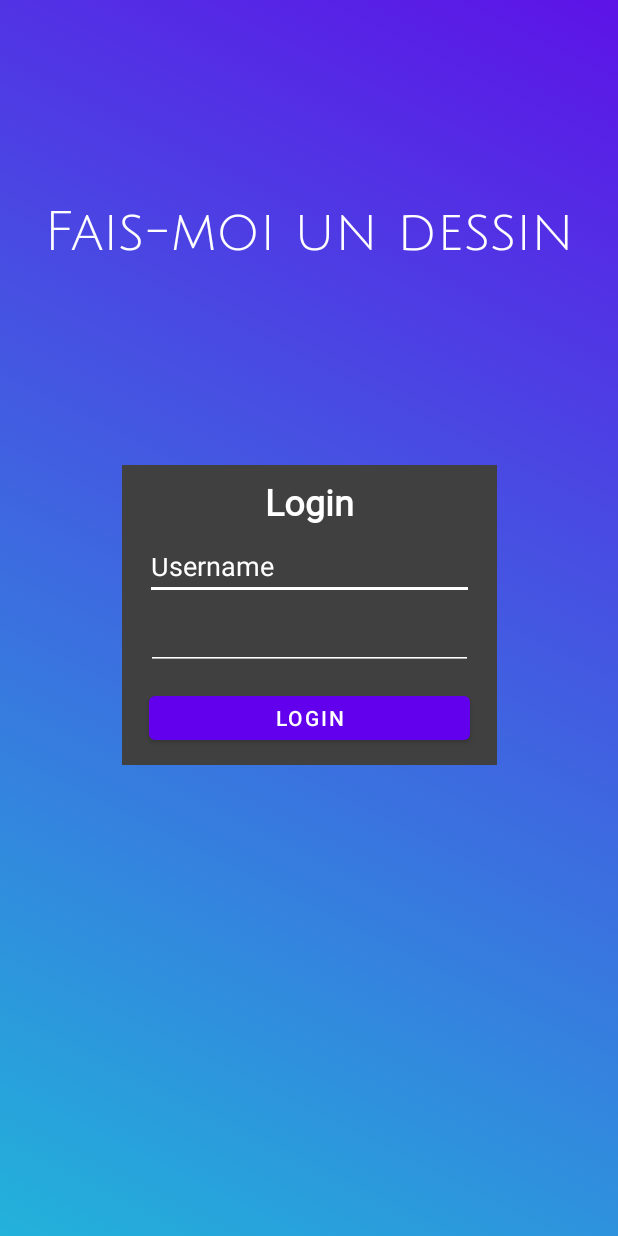
After one commit to simonayotte/guess-the-drawing, an Android app: the layout activity_login.xml on its own in the app's theme, with its tools: preview values and no code run, on a phone screen of 412 x 824 dp. The commit adds this screen. Run offline under Robolectric (Android 15) with nearby library versions, the phone set to English and light mode, and no system bars.

Commit message:
[AB] (dev): Android - Ajout de la page de connection et du routage vers la page principale

```diff
--- a/client_leger/app/src/main/AndroidManifest.xml
+++ b/client_leger/app/src/main/AndroidManifest.xml
@@ -10,12 +10,16 @@
         android:roundIcon="@mipmap/ic_launcher_round"
         android:supportsRtl="true"
         android:theme="@style/Theme.Client_leger">
-        <activity android:name=".MainActivity">
+        <activity android:name=".Login"
+            android:screenOrientation="landscape">
             <intent-filter>
                 <action android:name="android.intent.action.MAIN" />
-
                 <category android:name="android.intent.category.LAUNCHER" />
             </intent-filter>
+        </activity>
+        <activity android:name=".MainActivity"
+            android:screenOrientation="landscape">
+
         </activity>
     </application>
 
--- /dev/null
+++ b/client_leger/app/src/main/java/com/example/client_leger/Login.kt
@@ -0,0 +1,31 @@
+package com.example.client_leger
+
+import android.content.Intent
+import android.graphics.drawable.AnimationDrawable
+import androidx.appcompat.app.AppCompatActivity
+import android.os.Bundle
+import android.view.View
+import android.widget.Button
+import android.widget.EditText
+import androidx.constraintlayout.widget.ConstraintLayout
+
+class Login : AppCompatActivity() {
+    override fun onCreate(savedInstanceState: Bundle?) {
+        super.onCreate(savedInstanceState)
+        setContentView(R.layout.activity_login)
+
+        val loginButton = findViewById<Button>(R.id.loginButton)
+        loginButton.setOnClickListener {
+            val intent = Intent(this, MainActivity::class.java)
+            // start your next activity
+            startActivity(intent)
+        }
+
+        val background = findViewById<ConstraintLayout>(R.id.loginColorChange)
+        val frameAnimation = background.background as AnimationDrawable
+        frameAnimation.setEnterFadeDuration(2000)
+        frameAnimation.setExitFadeDuration(4000)
+        frameAnimation.start()
+
+    }
+}
--- a/client_leger/app/src/main/java/com/example/client_leger/MainActivity.kt
+++ b/client_leger/app/src/main/java/com/example/client_leger/MainActivity.kt
@@ -1,7 +1,9 @@
 package com.example.client_leger
 
+import android.content.Intent
 import androidx.appcompat.app.AppCompatActivity
 import android.os.Bundle
+import android.widget.Button
 import dagger.hilt.android.AndroidEntryPoint
 import javax.inject.Inject
 
@@ -15,6 +17,12 @@ class MainActivity : AppCompatActivity() {
         super.onCreate(savedInstanceState)
         setContentView(R.layout.activity_main)
         println(someClass.printSomething())
+        val disconnectButton = findViewById<Button>(R.id.mainDisconnectButton)
+        disconnectButton.setOnClickListener {
+            val intent = Intent(this, Login::class.java)
+            // start your next activity
+            startActivity(intent)
+        }
     }
 }
 
--- /dev/null
+++ b/client_leger/app/src/main/res/drawable/gradient_1.xml
@@ -0,0 +1,7 @@
+<?xml version="1.0" encoding="utf-8"?>
+<shape xmlns:android="http://schemas.android.com/apk/res/android">
+    <gradient
+            android:angle="225"
+            android:endColor="#22b2da"
+            android:startColor="#5d13e7" />
+</shape>
--- /dev/null
+++ b/client_leger/app/src/main/res/drawable/gradient_2.xml
@@ -0,0 +1,7 @@
+<?xml version="1.0" encoding="utf-8"?>
+<shape xmlns:android="http://schemas.android.com/apk/res/android">
+    <gradient
+            android:angle="225"
+            android:endColor="#f0d43a"
+            android:startColor="#22b2da" />
+</shape>
--- /dev/null
+++ b/client_leger/app/src/main/res/drawable/gradient_3.xml
@@ -0,0 +1,7 @@
+<?xml version="1.0" encoding="utf-8"?>
+<shape xmlns:android="http://schemas.android.com/apk/res/android">
+    <gradient
+            android:angle="225"
+            android:endColor="#f23557"
+            android:startColor="#f0d43a" />
+</shape>
--- /dev/null
+++ b/client_leger/app/src/main/res/drawable/gradient_4.xml
@@ -0,0 +1,7 @@
+<?xml version="1.0" encoding="utf-8"?>
+<shape xmlns:android="http://schemas.android.com/apk/res/android">
+    <gradient
+            android:angle="225"
+            android:endColor="#f0d43a"
+            android:startColor="#f23557" />
+</shape>
--- /dev/null
+++ b/client_leger/app/src/main/res/drawable/gradient_5.xml
@@ -0,0 +1,7 @@
+<?xml version="1.0" encoding="utf-8"?>
+<shape xmlns:android="http://schemas.android.com/apk/res/android">
+    <gradient
+            android:angle="225"
+            android:endColor="#22b2da"
+            android:startColor="#f0d43a" />
+</shape>
--- /dev/null
+++ b/client_leger/app/src/main/res/drawable/gradient_6.xml
@@ -0,0 +1,7 @@
+<?xml version="1.0" encoding="utf-8"?>
+<shape xmlns:android="http://schemas.android.com/apk/res/android">
+    <gradient
+            android:angle="225"
+            android:endColor="#5d13e7"
+            android:startColor="#22b2da" />
+</shape>
--- /dev/null
+++ b/client_leger/app/src/main/res/drawable/gradient_list.xml
@@ -0,0 +1,20 @@
+<?xml version="1.0" encoding="utf-8"?>
+<animation-list xmlns:android="http://schemas.android.com/apk/res/android">
+    <item android:drawable="@drawable/gradient_1"
+        android:duration="4000"/>
+
+    <item android:drawable="@drawable/gradient_2"
+        android:duration="4000"/>
+
+    <item android:drawable="@drawable/gradient_3"
+        android:duration="4000"/>
+
+    <item android:drawable="@drawable/gradient_4"
+        android:duration="4000"/>
+
+    <item android:drawable="@drawable/gradient_5"
+        android:duration="4000"/>
+
+    <item android:drawable="@drawable/gradient_6"
+        android:duration="4000"/>
+</animation-list>
--- /dev/null
+++ b/client_leger/app/src/main/res/layout/activity_login.xml
@@ -0,0 +1,93 @@
+<?xml version="1.0" encoding="utf-8"?>
+<androidx.constraintlayout.widget.ConstraintLayout xmlns:android="http://schemas.android.com/apk/res/android"
+    xmlns:app="http://schemas.android.com/apk/res-auto"
+    xmlns:tools="http://schemas.android.com/tools"
+    android:layout_width="match_parent"
+    android:layout_height="match_parent"
+    android:id="@+id/loginColorChange"
+    android:background="@drawable/gradient_list"
+    tools:context=".Login">
+
+    <TextView
+        android:id="@+id/loginAppName"
+        android:layout_width="wrap_content"
+        android:layout_height="wrap_content"
+        android:ems="10"
+        android:fontFamily="@font/julius_sans_one"
+        android:text="Fais-moi un dessin"
+        android:textAlignment="center"
+        android:textColor="#FFFFFF"
+        android:textSize="36sp"
+        app:layout_constraintBottom_toTopOf="@+id/loginView"
+        app:layout_constraintEnd_toEndOf="parent"
+        app:layout_constraintHorizontal_bias="0.5"
+        app:layout_constraintStart_toStartOf="parent"
+        app:layout_constraintTop_toTopOf="parent" />
+
+    <View
+        android:id="@+id/loginView"
+        android:layout_width="250dp"
+        android:layout_height="200dp"
+        android:background="#404040"
+        app:layout_constraintBottom_toBottomOf="parent"
+        app:layout_constraintEnd_toEndOf="parent"
+        app:layout_constraintStart_toStartOf="parent"
+        app:layout_constraintTop_toTopOf="parent"
+        app:layout_constraintVertical_bias="0.497" />
+
+    <TextView
+        android:id="@+id/loginText"
+        android:layout_width="wrap_content"
+        android:layout_height="wrap_content"
+        android:layout_marginTop="8dp"
+        android:fontFamily="@font/roboto"
+        android:text="Login"
+        android:textColor="#FFFFFF"
+        android:textSize="24sp"
+        android:textStyle="bold"
+        app:layout_constraintBottom_toBottomOf="@+id/loginView"
+        app:layout_constraintEnd_toEndOf="@+id/loginView"
+        app:layout_constraintHorizontal_bias="0.5"
+        app:layout_constraintStart_toStartOf="@+id/loginView"
+        app:layout_constraintTop_toTopOf="@+id/loginView"
+        app:layout_constraintVertical_bias="0.0" />
+
+    <com.google.android.material.textfield.TextInputEditText
+        android:id="@+id/loginUsername"
+        android:layout_width="219dp"
+        android:layout_height="38dp"
+        android:backgroundTint="#FFFFFF"
+        android:drawableTint="#FFFFFF"
+        android:hint="Username"
+        android:textColor="#FFFFFF"
+        android:textColorHint="#FFFFFF"
+        app:layout_constraintBottom_toBottomOf="@+id/loginView"
+        app:layout_constraintEnd_toEndOf="@+id/loginView"
+        app:layout_constraintStart_toStartOf="@+id/loginView"
+        app:layout_constraintTop_toTopOf="@+id/loginView"
+        app:layout_constraintVertical_bias="0.32" />
+
+    <EditText
+        android:id="@+id/loginPassword"
+        android:layout_width="218dp"
+        android:layout_height="44dp"
+        android:backgroundTint="#FFFFFF"
+        android:ems="10"
+        android:inputType="textPassword"
+        app:layout_constraintBottom_toBottomOf="@+id/loginView"
+        app:layout_constraintEnd_toEndOf="@+id/loginView"
+        app:layout_constraintStart_toStartOf="@+id/loginView"
+        app:layout_constraintTop_toTopOf="@+id/loginText"
+        app:layout_constraintVertical_bias="0.57" />
+
+    <Button
+        android:id="@+id/loginButton"
+        android:layout_width="214dp"
+        android:layout_height="41dp"
+        android:text="Login"
+        app:iconTint="#303030"
+        app:layout_constraintBottom_toBottomOf="@+id/loginView"
+        app:layout_constraintEnd_toEndOf="@+id/loginView"
+        app:layout_constraintStart_toStartOf="@+id/loginView"
+        app:layout_constraintTop_toBottomOf="@+id/loginPassword" />
+</androidx.constraintlayout.widget.ConstraintLayout>
--- a/client_leger/app/src/main/res/layout/activity_main.xml
+++ b/client_leger/app/src/main/res/layout/activity_main.xml
@@ -7,10 +7,11 @@
     tools:context=".MainActivity">
 
     <TextView
-        android:text="Fais-moi un dessin"
+        android:id="@+id/textView"
         android:layout_width="300dp"
         android:layout_height="50dp"
         android:gravity="center"
+        android:text="Fais-moi un dessin"
         app:layout_constraintBottom_toBottomOf="parent"
         app:layout_constraintHorizontal_bias="0.498"
         app:layout_constraintLeft_toLeftOf="parent"
@@ -18,4 +19,14 @@
         app:layout_constraintTop_toTopOf="parent"
         app:layout_constraintVertical_bias="0.102" />
 
+    <Button
+        android:id="@+id/mainDisconnectButton"
+        android:layout_width="wrap_content"
+        android:layout_height="wrap_content"
+        android:text="Disconnect"
+        app:layout_constraintBottom_toBottomOf="parent"
+        app:layout_constraintEnd_toEndOf="parent"
+        app:layout_constraintStart_toStartOf="parent"
+        app:layout_constraintTop_toTopOf="parent" />
+
 </androidx.constraintlayout.widget.ConstraintLayout>
--- a/client_leger/app/src/main/res/values/themes.xml
+++ b/client_leger/app/src/main/res/values/themes.xml
@@ -1,6 +1,6 @@
 <resources xmlns:tools="http://schemas.android.com/tools">
     <!-- Base application theme. -->
-    <style name="Theme.Client_leger" parent="Theme.MaterialComponents.DayNight.DarkActionBar">
+    <style name="Theme.Client_leger" parent="Theme.MaterialComponents.DayNight.NoActionBar">
         <!-- Primary brand color. -->
         <item name="colorPrimary">@color/purple_500</item>
         <item name="colorPrimaryVariant">@color/purple_700</item>
--- a/client_leger/build.gradle
+++ b/client_leger/build.gradle
@@ -7,7 +7,7 @@ buildscript {
         jcenter()
     }
     dependencies {
-        classpath "com.android.tools.build:gradle:4.1.1"
+        classpath 'com.android.tools.build:gradle:4.1.2'
         classpath "org.jetbrains.kotlin:kotlin-gradle-plugin:$kotlin_version"
         classpath "com.google.dagger:hilt-android-gradle-plugin:$hilt_version"
 
```
Also changed, not shown: client_leger/app/src/main/res/font/julius_sans_one.ttf (added), client_leger/app/src/main/res/font/roboto.ttf (added).
